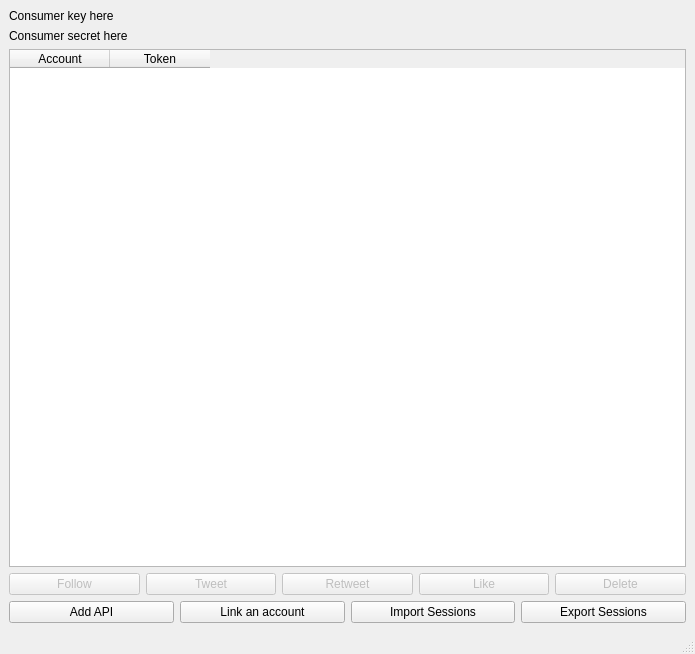
This is ui/mainwindowui.ui in zeroxkitakitsune/ZeroXBird as Qt 5 draws it before an edit. The edited form follows.
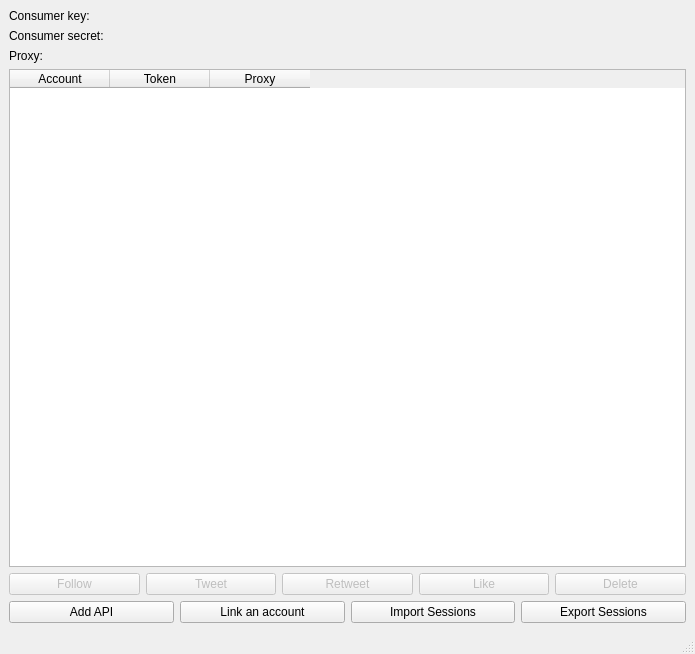
This is the edited form. Icons and pictures are not drawn.

Commit message: proxy unfinished

```diff
--- a/ui/mainwindowui.ui
+++ b/ui/mainwindowui.ui
@@ -24,14 +24,21 @@
       <item>
        <widget class="QLabel" name="consumerKeyLabel">
         <property name="text">
-         <string>Consumer key here</string>
+         <string>Consumer key:</string>
         </property>
        </widget>
       </item>
       <item>
        <widget class="QLabel" name="consumerSecretLabel">
         <property name="text">
-         <string>Consumer secret here</string>
+         <string>Consumer secret:</string>
+        </property>
+       </widget>
+      </item>
+      <item>
+       <widget class="QLabel" name="proxyLabel">
+        <property name="text">
+         <string>Proxy: </string>
         </property>
        </widget>
       </item>
@@ -53,6 +60,11 @@
           <string>Token</string>
          </property>
         </column>
+        <column>
+         <property name="text">
+          <string>Proxy</string>
+         </property>
+        </column>
        </widget>
       </item>
       <item>
```
Left out of the diff: 2 changed lines with no effect on the pictures. The commit also changes 6 other files.
